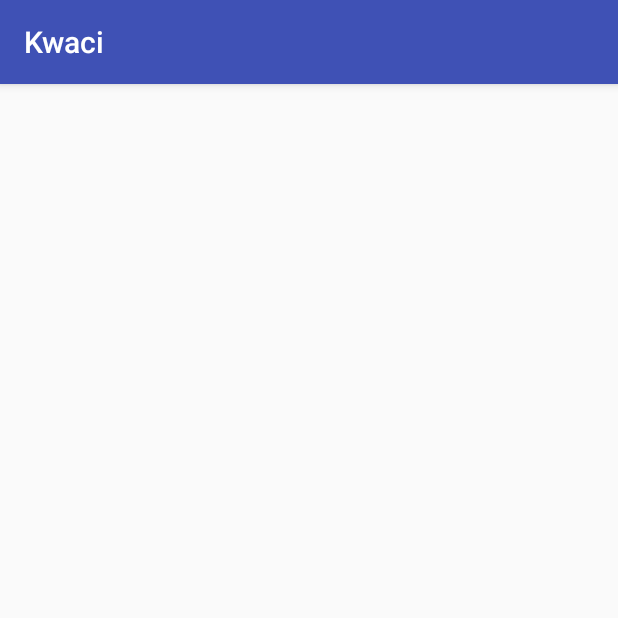
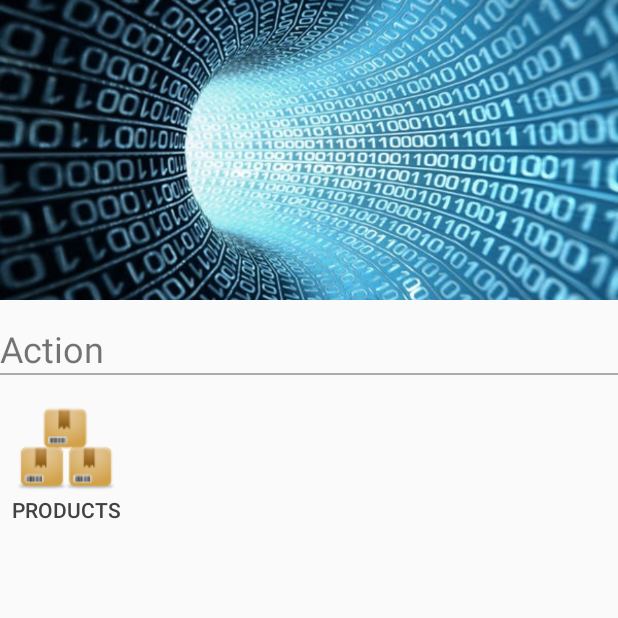
Before and after one commit to George-Atmatsidis/kuaci, an Android app: the screen it shows after launch (MainActivity before the commit, DashboardActivity after it), on a phone screen of 412 x 824 dp, the top half of it. Run offline under Robolectric (Android 15) with nearby library versions, the phone set to English and light mode, and no system bars; our stand-ins replace ButterKnife.

Commit message:
Adding Butterknife Adding Dashboard Adding ButtonActivity

```diff
--- a/app/build.gradle
+++ b/app/build.gradle
@@ -5,7 +5,7 @@ android {
     buildToolsVersion "25.0.0"
     defaultConfig {
         applicationId "com.rubahapi.kuaci"
-        minSdkVersion 19
+        minSdkVersion 21
         targetSdkVersion 25
         versionCode 1
         versionName "1.0"
@@ -16,6 +16,8 @@ android {
             minifyEnabled false
             proguardFiles getDefaultProguardFile('proguard-android.txt'), 'proguard-rules.pro'
         }
+    }
+    productFlavors {
     }
 }
 
@@ -31,6 +33,8 @@ dependencies {
     compile 'com.android.support:cardview-v7:25.1.0'
     compile 'com.google.firebase:firebase-database:9.4.0'
     compile 'com.firebaseui:firebase-ui:0.4.4'
+    compile 'com.jakewharton:butterknife:8.5.1'
+    annotationProcessor 'com.jakewharton:butterknife-compiler:8.5.1'
 }
 
 
--- /dev/null
+++ b/app/src/main/java/com/rubahapi/kuaci/DashboardActivity.java
@@ -0,0 +1,24 @@
+package com.rubahapi.kuaci;
+
+import android.os.Bundle;
+import android.support.v7.app.AppCompatActivity;
+import android.view.View;
+import android.widget.Toast;
+
+import butterknife.ButterKnife;
+import butterknife.OnClick;
+
+public class DashboardActivity extends AppCompatActivity {
+
+    @Override
+    protected void onCreate(Bundle savedInstanceState) {
+        super.onCreate(savedInstanceState);
+        setContentView(R.layout.activity_dashboard);
+        ButterKnife.bind(this);
+    }
+
+    @OnClick(R.id.button_products)
+    public void onClickProductButton(View view){
+        Toast.makeText(this,"Works", Toast.LENGTH_SHORT).show();
+    }
+}
--- /dev/null
+++ b/app/src/main/res/layout/activity_dashboard.xml
@@ -0,0 +1,40 @@
+<?xml version="1.0" encoding="utf-8"?>
+<LinearLayout xmlns:android="http://schemas.android.com/apk/res/android"
+    xmlns:tools="http://schemas.android.com/tools"
+    android:id="@+id/activity_dashboard"
+    android:layout_width="match_parent"
+    android:layout_height="match_parent"
+    android:orientation="vertical"
+    tools:context="com.rubahapi.kuaci.DashboardActivity">
+    <ImageView
+        android:layout_width="match_parent"
+        android:layout_height="200dp"
+        android:scaleType="centerCrop"
+        android:src="@drawable/header_wallpaper"
+        android:layout_marginBottom="16dp"
+        android:contentDescription="Header" />
+    <TextView
+        android:layout_width="match_parent"
+        android:layout_height="wrap_content"
+        android:text="Action"
+        android:textSize="24sp"/>
+    <View
+        android:layout_width="match_parent"
+        android:layout_height="1dp"
+        android:background="@android:color/darker_gray"
+        android:layout_marginBottom="16dp"/>
+    <GridLayout
+        android:layout_width="match_parent"
+        android:layout_height="match_parent"
+        android:rowCount="3"
+        android:columnCount="3">
+        <Button
+            android:drawableTop="@drawable/product_icon"
+            android:text="Products"
+            android:layout_column="0"
+            android:layout_row="0"
+            android:textColor="@color/cardview_dark_background"
+            android:background="?attr/selectableItemBackground"
+            android:id="@+id/button_products"/>
+    </GridLayout>
+</LinearLayout>
--- a/app/src/main/res/values/strings.xml
+++ b/app/src/main/res/values/strings.xml
@@ -1,3 +1,4 @@
 <resources>
     <string name="app_name">Kwaci</string>
+    <string name="title_activity_product">ProductActivity</string>
 </resources>
--- a/build.gradle
+++ b/build.gradle
@@ -10,6 +10,7 @@ buildscript {
         // NOTE: Do not place your application dependencies here; they belong
         // in the individual module build.gradle files
         classpath 'com.google.gms:google-services:3.0.0'
+        classpath 'com.jakewharton:butterknife-gradle-plugin:8.5.1'
     }
 }
 
```
Also changed, not shown: app/src/main/AndroidManifest.xml (+8 -1 lines), app/src/main/java/com/rubahapi/kuaci/ProductActivity.java (added, +29 -0 lines), app/src/main/res/layout/activity_product.xml (added, +34 -0 lines), app/src/main/res/layout/content_product.xml (added, +16 -0 lines), app/src/main/res/drawable/product_icon.png (added).
